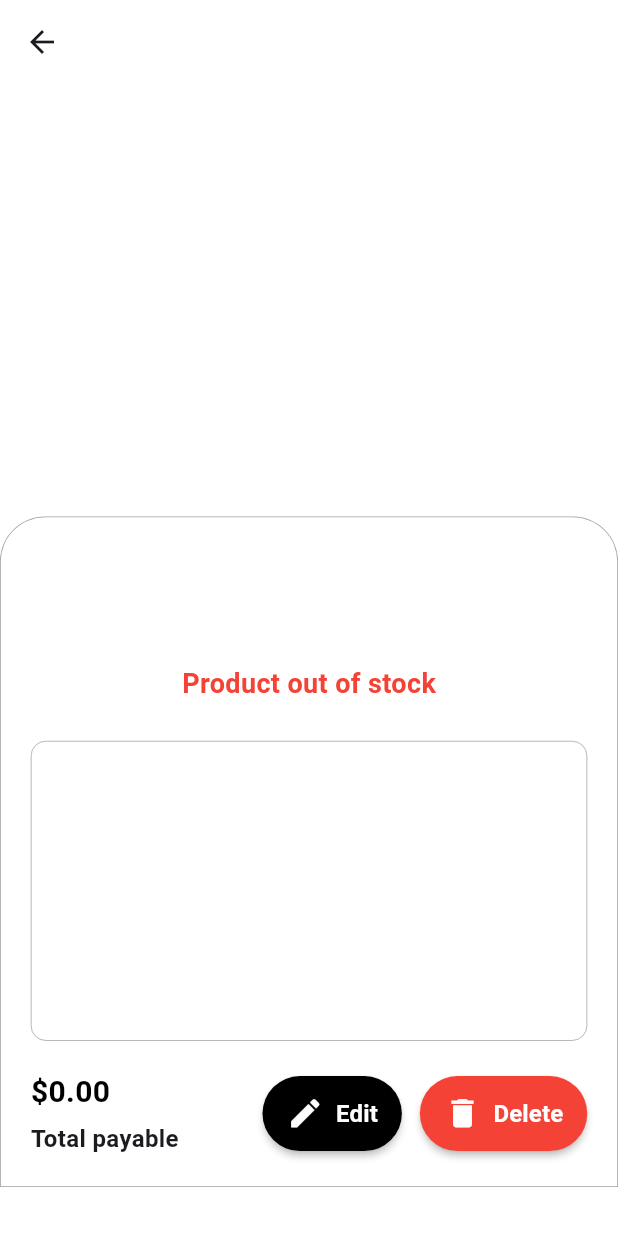
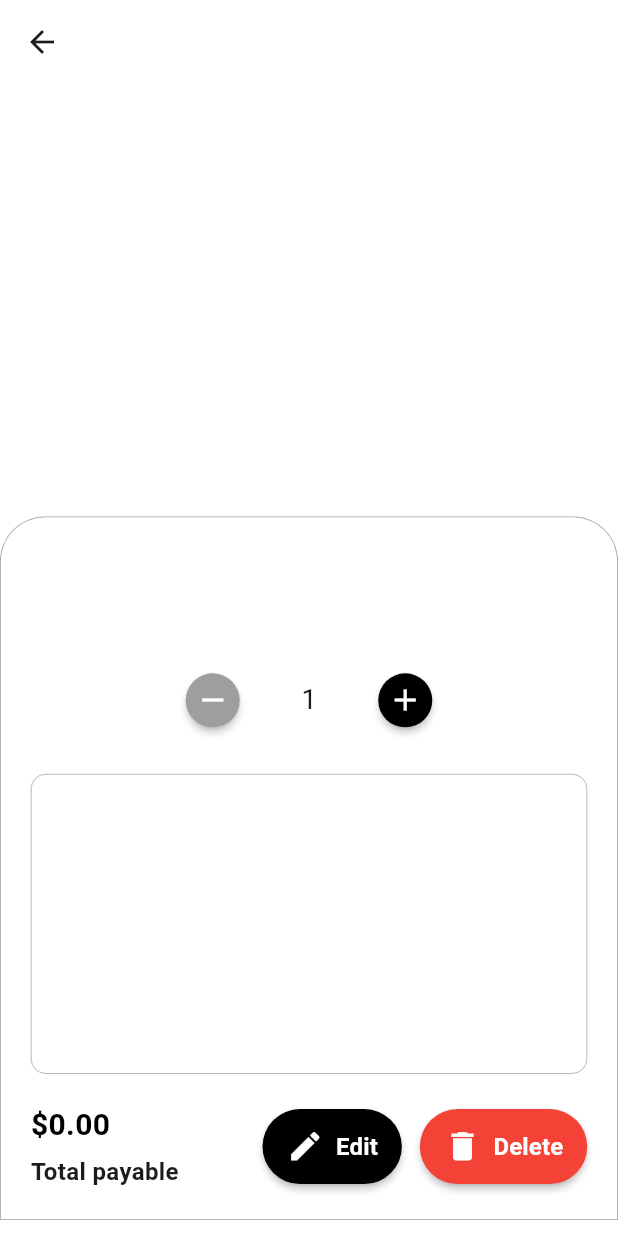
Before and after one commit to rahim-gh/GameGear, a Flutter app: the ProductScreen screen opened directly with empty values, on a phone screen of 412 x 824 dp. Run offline on Flutter 3.47's test engine with Material 3 defaults, Android fonts, the phone set to English and light mode, and no system bars; our stand-ins replace cloud_firestore, firebase_auth, firebase_core, image_picker, logger; missing offline and left inert: flutter_stripe; accounts and stored records are empty; network calls fail.

Commit message:
Revert "fix for increment function in product an basket screens"
This reverts commit d8add7fa307f3a30c4baa307efe9665bc23661ac.

```diff
--- a/lib/screen/product/product_screen.dart
+++ b/lib/screen/product/product_screen.dart
@@ -53,10 +53,8 @@ class _ProductScreenState extends State<ProductScreen> {
   }
 
   void _incrementQuantity() {
-    if (quantity <_product!.quantity ) {
     setState(() => quantity++);
     logs("Quantity increased to $quantity", level: Level.debug);
-}
   }
 
   void _addToBasket(BasketModel basketModel) {
@@ -95,7 +93,7 @@ class _ProductScreenState extends State<ProductScreen> {
                   product.imagesBase64?[index],
                   width: MediaQuery.of(context).size.width,
                   height: MediaQuery.of(context).size.width * 0.7,
-                  fit: BoxFit.contain,
+                  fit: BoxFit.cover,
                 ),
               );
             },
@@ -155,16 +153,7 @@ class _ProductScreenState extends State<ProductScreen> {
               textAlign: TextAlign.center,
             ),
             const SizedBox(height: 15),
-            _product!.quantity == 0
-              ? Text(
-                'Product out of stock',
-                style: TextStyle(
-                  color: Colors.red,
-                  fontSize: 18,
-                  fontWeight: FontWeight.bold,
-                ),
-                )
-              : Row(
+            Row(
               mainAxisAlignment: MainAxisAlignment.center,
               children: [
                 MaterialButton(
@@ -177,8 +166,8 @@ class _ProductScreenState extends State<ProductScreen> {
                 ),
                 Padding(
                   padding: const EdgeInsets.symmetric(horizontal: 15),
-                  child: Text('$quantity',
-                    style: const TextStyle(fontSize: 18)),
+                  child:
+                      Text('$quantity', style: const TextStyle(fontSize: 18)),
                 ),
                 MaterialButton(
                   color: AppTheme.accentColor,
--- a/lib/shared/model/basket_model.dart
+++ b/lib/shared/model/basket_model.dart
@@ -20,7 +20,7 @@ class BasketModel extends ChangeNotifier {
 
       _products.update(
         product,
-        (value) => (product.quantity >= value + quantity) ? value + quantity : value,
+        (value) => value + quantity,
         ifAbsent: () => quantity,
       );
       notifyListeners();
```
Lines whose indentation alone changed are shown as unchanged.
